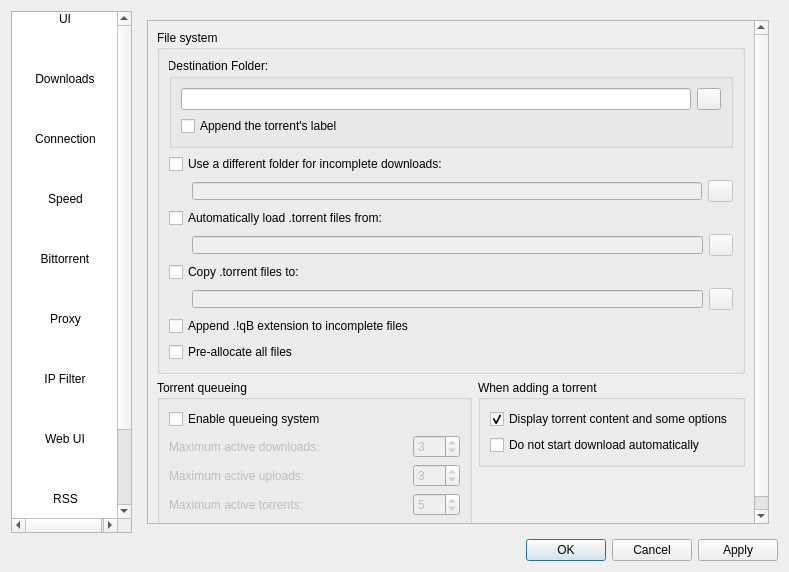
Old version of the form src/ui/options.ui in the repository SysAdminDoc/qBittorrent-Vanced.
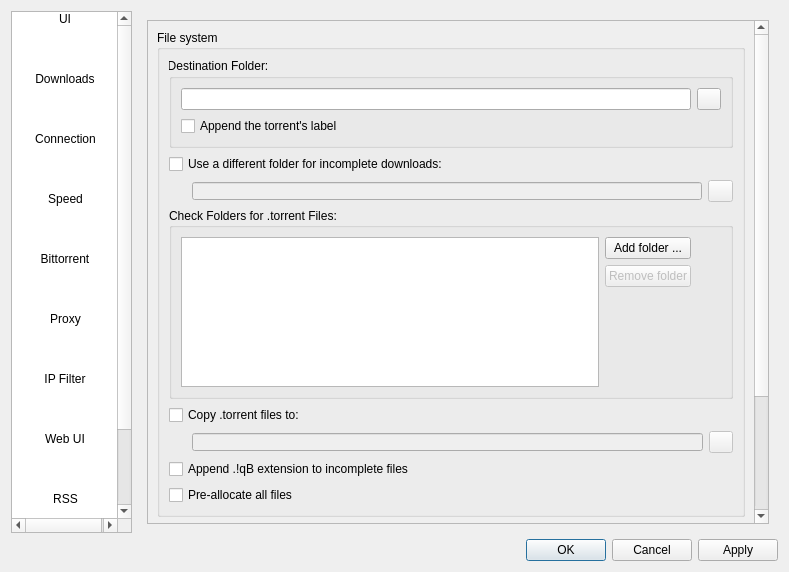
New version of the form. The open tabs and pages were chosen to show the change. Icons and pictures are not drawn.

Commit message: FEATURE: Support for multiple scan folders   * Patch by Christian Kandeler (Thanks!)

The edit to the form file:
```diff
--- a/src/ui/options.ui
+++ b/src/ui/options.ui
@@ -565,10 +565,10 @@
            <widget class="QWidget" name="scrollAreaWidgetContents_2">
             <property name="geometry">
              <rect>
-              <x>0</x>
-              <y>-76</y>
-              <width>644</width>
-              <height>548</height>
+              <x>-30</x>
+              <y>0</y>
+              <width>632</width>
+              <height>684</height>
              </rect>
             </property>
             <layout class="QVBoxLayout" name="verticalLayout_17">
@@ -696,57 +696,120 @@
                  </layout>
                 </item>
                 <item>
-                 <widget class="QCheckBox" name="checkScanDir">
-                  <property name="text">
-                   <string>Automatically load .torrent files from:</string>
+                 <widget class="QGroupBox" name="groupBox_2">
+                  <property name="title">
+                   <string>Check Folders for .torrent Files:</string>
                   </property>
+                  <layout class="QVBoxLayout" name="verticalLayout_38">
+                   <item>
+                    <layout class="QHBoxLayout" name="horizontalLayout_16">
+                     <item>
+                      <widget class="QTableView" name="scanFoldersView">
+                       <property name="sizePolicy">
+                        <sizepolicy hsizetype="Expanding" vsizetype="Expanding">
+                         <horstretch>0</horstretch>
+                         <verstretch>1</verstretch>
+                        </sizepolicy>
+                       </property>
+                       <property name="minimumSize">
+                        <size>
+                         <width>250</width>
+                         <height>150</height>
+                        </size>
+                       </property>
+                       <property name="selectionMode">
+                        <enum>QAbstractItemView::SingleSelection</enum>
+                       </property>
+                       <property name="selectionBehavior">
+                        <enum>QAbstractItemView::SelectRows</enum>
+                       </property>
+                       <property name="showGrid">
+                        <bool>false</bool>
+                       </property>
+                       <property name="sortingEnabled">
+                        <bool>true</bool>
+                       </property>
+                       <attribute name="horizontalHeaderDefaultSectionSize">
+                        <number>80</number>
+                       </attribute>
+                       <attribute name="horizontalHeaderShowSortIndicator" stdset="0">
+                        <bool>false</bool>
+                       </attribute>
+                       <attribute name="horizontalHeaderStretchLastSection">
+                        <bool>true</bool>
+                       </attribute>
+                       <attribute name="verticalHeaderVisible">
+                        <bool>false</bool>
+                       </attribute>
+                       <attribute name="verticalHeaderVisible">
+                        <bool>false</bool>
+                       </attribute>
+                       <attribute name="horizontalHeaderShowSortIndicator" stdset="0">
+                        <bool>false</bool>
+                       </attribute>
+                       <attribute name="horizontalHeaderStretchLastSection">
+                        <bool>true</bool>
+                       </attribute>
+                       <attribute name="horizontalHeaderDefaultSectionSize">
+                        <number>80</number>
+                       </attribute>
+                      </widget>
+                     </item>
+                     <item>
+                      <layout class="QVBoxLayout" name="verticalLayout_37">
+                       <item>
+                        <widget class="QPushButton" name="addScanFolderButton">
+                         <property name="text">
+                          <string>Add folder ...</string>
+                         </property>
+                        </widget>
+                       </item>
+                       <item>
+                        <widget class="QPushButton" name="removeScanFolderButton">
+                         <property name="enabled">
+                          <bool>false</bool>
+                         </property>
+                         <property name="text">
+                          <string>Remove folder</string>
+                         </property>
+                        </widget>
+                       </item>
+                       <item>
+                        <spacer name="verticalSpacer_6">
+                         <property name="orientation">
+                          <enum>Qt::Vertical</enum>
+                         </property>
+                         <property name="sizeHint" stdset="0">
+                          <size>
+                           <width>20</width>
+                           <height>40</height>
+                          </size>
+                         </property>
+                        </spacer>
+                       </item>
+                      </layout>
+                     </item>
+                     <item>
+                      <spacer>
+                       <property name="orientation">
+                        <enum>Qt::Horizontal</enum>
+                       </property>
+                       <property name="sizeType">
+                        <enum>QSizePolicy::Minimum</enum>
+                       </property>
+                       <property name="sizeHint" stdset="0">
+                        <size>
+                         <width>30</width>
+                         <height>20</height>
+                        </size>
+                       </property>
+                      </spacer>
+                     </item>
+                    </layout>
+                   </item>
+                  </layout>
                  </widget>
                 </item>
-                <item>
-                 <layout class="QHBoxLayout">
-                  <property name="spacing">
-                   <number>6</number>
-                  </property>
-                  <property name="margin">
-                   <number>0</number>
-                  </property>
-                  <item>
-                   <widget class="QLineEdit" name="textScanDir">
-                    <property name="enabled">
-                     <bool>false</bool>
-                    </property>
-                    <property name="styleSheet">
-                     <string>QLineEdit {
-  margin-left: 23px;
-}</string>
-                    </property>
-                   </widget>
-                  </item>
-                  <item>
-                   <widget class="QToolButton" name="browseScanDirButton">
-                    <property name="enabled">
-                     <bool>false</bool>
-                    </property>
-                    <property name="minimumSize">
-                     <size>
-                      <width>22</width>
-                      <height>22</height>
-                     </size>
-                    </property>
-                    <property name="maximumSize">
-                     <size>
-                      <width>25</width>
-                      <height>27</height>
-                     </size>
-                    </property>
-                    <property name="icon">
-                     <iconset resource="../icons.qrc">
-                      <normaloff>:/Icons/oxygen/browse.png</normaloff>:/Icons/oxygen/browse.png</iconset>
-                    </property>
-                   </widget>
-                  </item>
-                 </layout>
-                </item>
                 <item>
                  <widget class="QCheckBox" name="checkExportDir">
                   <property name="text">
```
Left out of the diff: 35 changed lines with no effect on the pictures. The commit also changes 12 other files.
